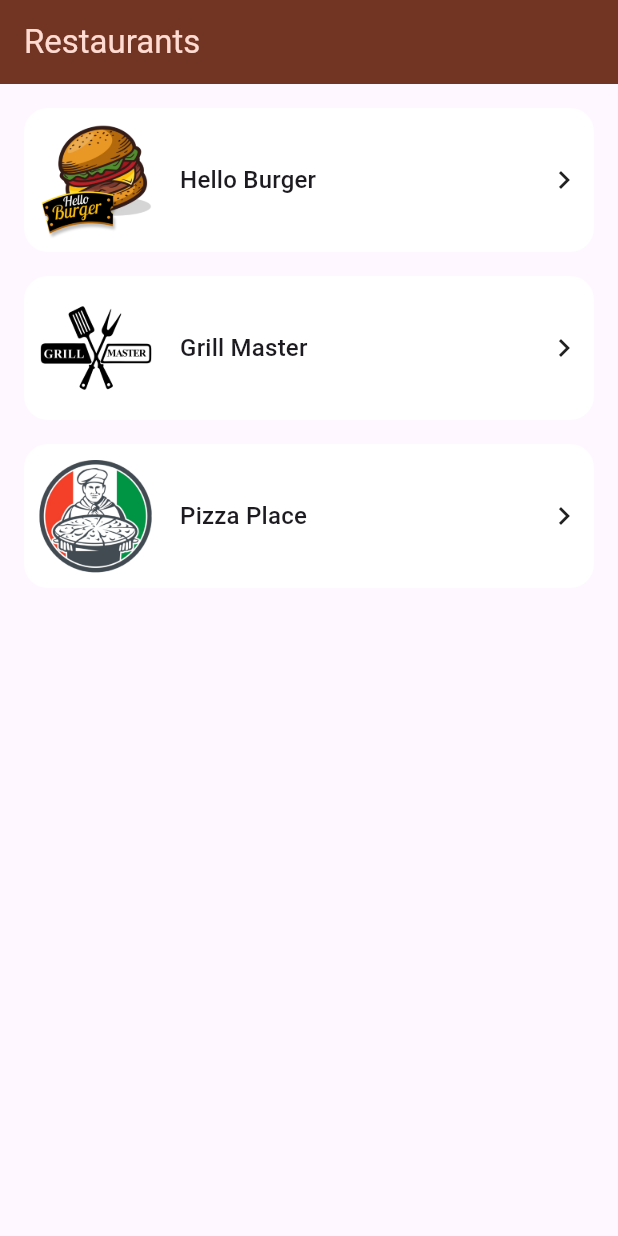
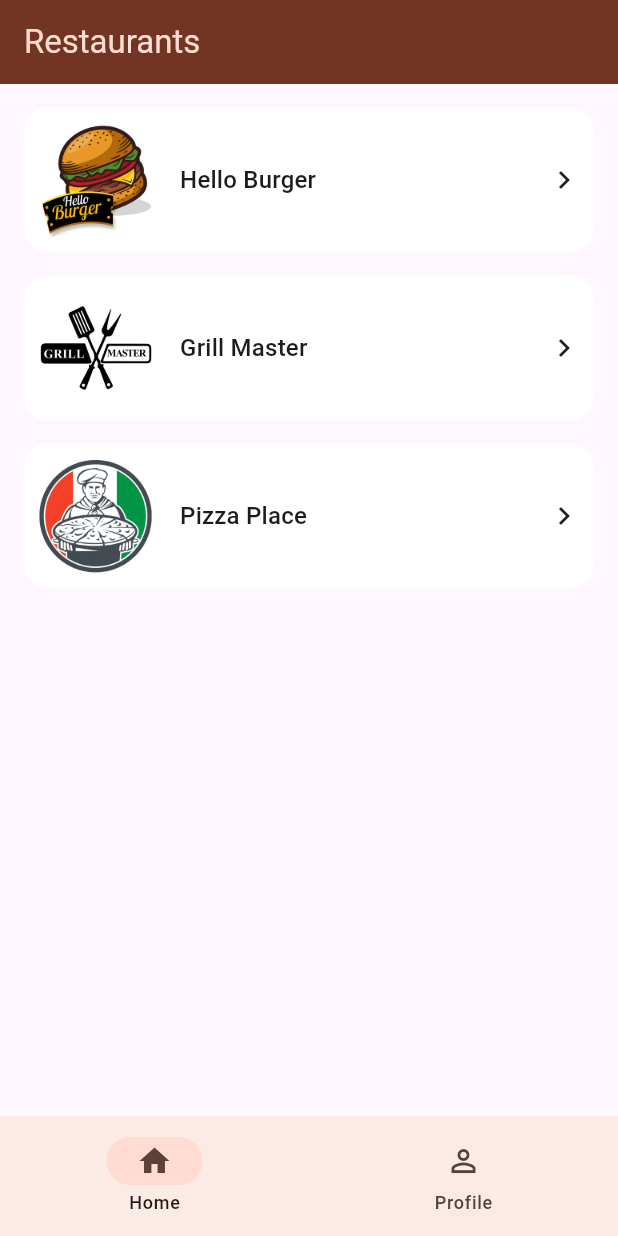
Before and after one commit to sylvix/plovo_flutter_1, a Flutter app: the screen it shows after launch, on a phone screen of 412 x 824 dp. Run offline on Flutter 3.47's test engine with Material 3 defaults, Android fonts, the light colour scheme and no system bars; accounts and stored records are empty.

Commit message:
lesson-51 bottom navigation

```diff
--- a/lib/app_routes.dart
+++ b/lib/app_routes.dart
@@ -3,4 +3,5 @@ class AppRoutes {
   static const dishes = '/dishes';
   static const cart = '/cart';
   static const checkout = '/checkout';
+  static const profile = '/profile';
 }
--- a/lib/plovo_app.dart
+++ b/lib/plovo_app.dart
@@ -1,11 +1,7 @@
 import 'package:flutter/material.dart';
-import 'package:plovo/app_routes.dart';
 import 'package:plovo/providers/cart_provider.dart';
-import 'package:plovo/screens/cart_screen.dart';
-import 'package:plovo/screens/checkout_screen.dart';
-import 'package:plovo/screens/dishes_screen.dart';
-import 'package:plovo/screens/not_found_screen.dart';
-import 'package:plovo/screens/restaurants_screen.dart';
+import 'package:plovo/providers/user_provider.dart';
+import 'package:plovo/screens/home_navigation_screen.dart';
 import 'package:plovo/theme/light_theme.dart';
 import 'package:provider/provider.dart';
 
@@ -14,20 +10,12 @@ class PlovoApp extends StatelessWidget {
 
   @override
   Widget build(BuildContext context) {
-    return ChangeNotifierProvider(
-      create: (ctx) => CartProvider(),
-      child: MaterialApp(
-        theme: lightTheme,
-        initialRoute: AppRoutes.home,
-        routes: {
-          AppRoutes.home: (ctx) => RestaurantsScreen(),
-          AppRoutes.dishes: (ctx) => DishesScreen(),
-          AppRoutes.cart: (ctx) => CartScreen(),
-          AppRoutes.checkout: (ctx) => CheckoutScreen(),
-        },
-        onUnknownRoute:
-            (s) => MaterialPageRoute(builder: (ctx) => NotFoundScreen()),
-      ),
+    return MultiProvider(
+      providers: [
+        ChangeNotifierProvider(create: (ctx) => CartProvider()),
+        ChangeNotifierProvider(create: (ctx) => UserProvider()),
+      ],
+      child: MaterialApp(theme: lightTheme, home: HomeNavigationScreen()),
     );
   }
 }
--- /dev/null
+++ b/lib/providers/user_provider.dart
@@ -0,0 +1,13 @@
+import 'package:flutter/material.dart';
+import 'package:plovo/models/user.dart';
+
+class UserProvider extends ChangeNotifier {
+  User? _user;
+
+  User? get user => _user;
+
+  void setUser(User user) {
+    _user = user;
+    notifyListeners();
+  }
+}
--- /dev/null
+++ b/lib/screens/home_navigation_screen.dart
@@ -0,0 +1,81 @@
+import 'package:flutter/material.dart';
+import 'package:plovo/app_routes.dart';
+import 'package:plovo/screens/cart_screen.dart';
+import 'package:plovo/screens/checkout_screen.dart';
+import 'package:plovo/screens/dishes_screen.dart';
+import 'package:plovo/screens/not_found_screen.dart';
+import 'package:plovo/screens/profile_screen.dart';
+import 'package:plovo/screens/restaurants_screen.dart';
+
+typedef Routes = Map<String, Widget Function(BuildContext ctx)>;
+
+class HomeNavigationScreen extends StatefulWidget {
+  const HomeNavigationScreen({super.key});
+
+  @override
+  State<HomeNavigationScreen> createState() => _HomeNavigationScreenState();
+}
+
+class _HomeNavigationScreenState extends State<HomeNavigationScreen> {
+  int selectedIndex = 0;
+
+  final Routes homeRoutes = {
+    AppRoutes.home: (ctx) => RestaurantsScreen(),
+    AppRoutes.dishes: (ctx) => DishesScreen(),
+    AppRoutes.cart: (ctx) => CartScreen(),
+    AppRoutes.checkout: (ctx) => CheckoutScreen(),
+  };
+
+  final Routes profileRoutes = {AppRoutes.profile: (ctx) => ProfileScreen()};
+
+  MaterialPageRoute onGenerateRoute(Routes routes, RouteSettings settings) {
+    final builder = routes[settings.name];
+    if (builder != null) {
+      return MaterialPageRoute(builder: builder, settings: settings);
+    }
+    return MaterialPageRoute(
+      builder: (ctx) => NotFoundScreen(),
+      settings: settings,
+    );
+  }
+
+  void onDestinationSelected(int index) {
+    setState(() {
+      selectedIndex = index;
+    });
+  }
+
+  List<Widget> get navigatorScreens => [
+    Navigator(
+      initialRoute: AppRoutes.home,
+      onGenerateRoute: (settings) => onGenerateRoute(homeRoutes, settings),
+    ),
+    Navigator(
+      initialRoute: AppRoutes.profile,
+      onGenerateRoute: (settings) => onGenerateRoute(profileRoutes, settings),
+    ),
+  ];
+
+  @override
+  Widget build(BuildContext context) {
+    return Scaffold(
+      body: IndexedStack(index: selectedIndex, children: navigatorScreens),
+      bottomNavigationBar: NavigationBar(
+        selectedIndex: selectedIndex,
+        onDestinationSelected: onDestinationSelected,
+        destinations: [
+          NavigationDestination(
+            icon: Icon(Icons.home_outlined),
+            selectedIcon: Icon(Icons.home),
+            label: 'Home',
+          ),
+          NavigationDestination(
+            icon: Icon(Icons.person_outline),
+            selectedIcon: Icon(Icons.person),
+            label: 'Profile',
+          ),
+        ],
+      ),
+    );
+  }
+}
--- a/lib/widgets/address_form/address_form.dart
+++ b/lib/widgets/address_form/address_form.dart
@@ -15,8 +15,6 @@ class _AddressFormState extends State<AddressForm> {
   Widget build(BuildContext context) {
     return Form(
       key: widget.controller.formKey,
-      child: Padding(
-        padding: const EdgeInsets.only(left: 16, right: 16, bottom: 8),
       child: Column(
         children: [
           TextFormField(
@@ -53,7 +51,6 @@ class _AddressFormState extends State<AddressForm> {
           ),
         ],
       ),
-      ),
     );
   }
 }
--- a/lib/widgets/address_form/address_form_controller.dart
+++ b/lib/widgets/address_form/address_form_controller.dart
@@ -15,6 +15,12 @@ class AddressFormController {
     );
   }
 
+  void setUser(User user) {
+    firstNameController.text = user.firstName;
+    lastNameController.text = user.lastName;
+    addressController.text = user.address;
+  }
+
   void dispose() {
     firstNameController.dispose();
     lastNameController.dispose();
```
Also changed, not shown: lib/screens/checkout_screen.dart (+13 -1 lines), lib/screens/profile_screen.dart (added, +68 -0 lines). Lines whose indentation alone changed are shown as unchanged.
